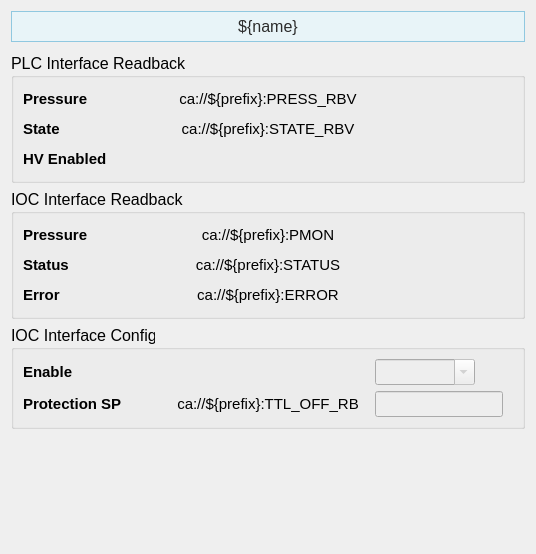
Qt form pcdswidgets/static_ui/vacuum/pumps/PIPCombined_detailed.ui (pcdshub/pcdswidgets) before a commit.
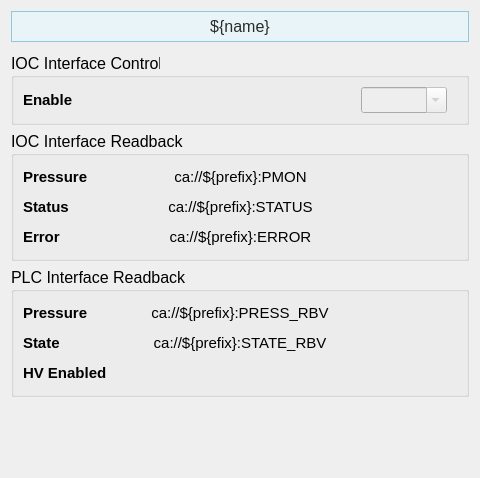
The same form after that commit. Custom widgets are drawn as their Qt base class.

Diff of the .ui file:
```diff
--- a/pcdswidgets/static_ui/vacuum/pumps/PIPCombined_detailed.ui
+++ b/pcdswidgets/static_ui/vacuum/pumps/PIPCombined_detailed.ui
@@ -6,8 +6,8 @@
    <rect>
     <x>0</x>
     <y>0</y>
-    <width>536</width>
-    <height>554</height>
+    <width>480</width>
+    <height>478</height>
    </rect>
   </property>
   <property name="sizePolicy">
@@ -73,7 +73,7 @@
     </spacer>
    </item>
    <item>
-    <widget class="QGroupBox" name="groupBox">
+    <widget class="QGroupBox" name="groupBox_3">
      <property name="sizePolicy">
       <sizepolicy hsizetype="Preferred" vsizetype="Preferred">
        <horstretch>0</horstretch>
@@ -83,7 +83,13 @@
      <property name="minimumSize">
       <size>
        <width>0</width>
-       <height>130</height>
+       <height>0</height>
+      </size>
+     </property>
+     <property name="maximumSize">
+      <size>
+       <width>16777215</width>
+       <height>80</height>
       </size>
      </property>
      <property name="font">
@@ -92,51 +98,18 @@
       </font>
      </property>
      <property name="title">
-      <string>PLC Interface Readback</string>
+      <string>IOC Interface Control</string>
      </property>
-     <layout class="QVBoxLayout" name="verticalLayout">
+     <layout class="QVBoxLayout" name="verticalLayout_3">
       <item>
-       <layout class="QHBoxLayout" name="horizontalLayout_3" stretch="1,1,1">
-        <item>
-         <layout class="QVBoxLayout" name="verticalLayout_4">
-          <item>
-           <widget class="PyDMLabel" name="PyDMLabel_6">
-            <property name="font">
-             <font>
-              <pointsize>11</pointsize>
-             </font>
-            </property>
-            <property name="toolTip">
-             <string/>
-            </property>
-            <property name="text">
-             <string>&lt;html&gt;&lt;head/&gt;&lt;body&gt;&lt;p&gt;&lt;span style=&quot; font-weight:600;&quot;&gt;Pressure&lt;/span&gt;&lt;/p&gt;&lt;/body&gt;&lt;/html&gt;</string>
-            </property>
-            <property name="textFormat">
-             <enum>Qt::RichText</enum>
-            </property>
-           </widget>
-          </item>
+       <layout class="QHBoxLayout" name="horizontalLayout_6" stretch="1,2,1">
+        <property name="sizeConstraint">
+         <enum>QLayout::SetDefaultConstraint</enum>
+        </property>
           <item>
-           <widget class="PyDMLabel" name="PyDMLabel_7">
-            <property name="font">
-             <font>
-              <pointsize>11</pointsize>
-             </font>
-            </property>
-            <property name="toolTip">
-             <string/>
-            </property>
-            <property name="text">
-             <string>&lt;html&gt;&lt;head/&gt;&lt;body&gt;&lt;p&gt;&lt;span style=&quot; font-weight:600;&quot;&gt;State&lt;/span&gt;&lt;/p&gt;&lt;/body&gt;&lt;/html&gt;</string>
-            </property>
-            <property name="textFormat">
-             <enum>Qt::RichText</enum>
-            </property>
-           </widget>
-          </item>
+         <layout class="QVBoxLayout" name="verticalLayout_16">
           <item>
-           <widget class="PyDMLabel" name="PyDMLabel_8">
+           <widget class="PyDMLabel" name="PyDMLabel_28">
             <property name="font">
              <font>
               <pointsize>11</pointsize>
@@ -146,7 +119,7 @@
              <string/>
             </property>
             <property name="text">
-             <string>&lt;html&gt;&lt;head/&gt;&lt;body&gt;&lt;p&gt;&lt;span style=&quot; font-weight:600;&quot;&gt;HV Enabled&lt;/span&gt;&lt;/p&gt;&lt;/body&gt;&lt;/html&gt;</string>
+             <string>&lt;html&gt;&lt;head/&gt;&lt;body&gt;&lt;p&gt;&lt;span style=&quot; font-weight:600;&quot;&gt;Enable&lt;/span&gt;&lt;/p&gt;&lt;/body&gt;&lt;/html&gt;</string>
             </property>
             <property name="textFormat">
              <enum>Qt::RichText</enum>
@@ -156,68 +129,14 @@
          </layout>
         </item>
         <item>
-         <layout class="QVBoxLayout" name="verticalLayout_9">
+         <layout class="QVBoxLayout" name="verticalLayout_17">
           <item>
-           <widget class="PyDMLabel" name="PLC_Pressure_2">
-            <property name="font">
-             <font>
-              <pointsize>11</pointsize>
-             </font>
-            </property>
+           <widget class="PyDMByteIndicator" name="PyDMByteIndicator_3">
             <property name="toolTip">
              <string/>
             </property>
-            <property name="styleSheet">
-             <string notr="true"/>
-            </property>
-            <property name="text">
-             <string>ca://${prefix}:PRESS_RBV</string>
-            </property>
-            <property name="alignment">
-             <set>Qt::AlignCenter</set>
-            </property>
-            <property name="precisionFromPV">
-             <bool>true</bool>
-            </property>
             <property name="channel">
-             <string>ca://${prefix}:PRESS_RBV</string>
-            </property>
-            <property name="displayFormat">
-             <enum>PyDMLabel::Exponential</enum>
-            </property>
-           </widget>
-          </item>
-          <item>
-           <widget class="PyDMLabel" name="PLC_State_2">
-            <property name="font">
-             <font>
-              <pointsize>11</pointsize>
-             </font>
-            </property>
-            <property name="toolTip">
-             <string/>
-            </property>
-            <property name="styleSheet">
-             <string notr="true"/>
-            </property>
-            <property name="text">
-             <string>ca://${prefix}:STATE_RBV</string>
-            </property>
-            <property name="alignment">
-             <set>Qt::AlignCenter</set>
-            </property>
-            <property name="channel">
-             <string>ca://${prefix}:STATE_RBV</string>
-            </property>
-           </widget>
-          </item>
-          <item>
-           <widget class="PyDMByteIndicator" name="PyDMByteIndicator_2">
-            <property name="toolTip">
-             <string/>
-            </property>
-            <property name="channel">
-             <string>ca://${prefix}:HV_DI_RBV</string>
+             <string>ca://${prefix}:ISENABLED</string>
             </property>
             <property name="showLabels">
              <bool>false</bool>
@@ -230,34 +149,52 @@
          </layout>
         </item>
         <item>
-         <layout class="QVBoxLayout" name="verticalLayout_10">
-          <item>
-           <widget class="PyDMLabel" name="PyDMLabel_4">
-            <property name="toolTip">
-             <string/>
-            </property>
-            <property name="text">
-             <string/>
-            </property>
-           </widget>
-          </item>
+         <layout class="QVBoxLayout" name="verticalLayout_18">
+          <property name="leftMargin">
+           <number>10</number>
+          </property>
+          <property name="rightMargin">
+           <number>10</number>
+          </property>
           <item>
-           <widget class="PyDMLabel" name="PyDMLabel_5">
-            <property name="toolTip">
-             <string/>
+           <widget class="PyDMEnumComboBox" name="IOC_Enable_4">
+            <property name="enabled">
+             <bool>false</bool>
             </property>
-            <property name="text">
-             <string/>
+            <property name="sizePolicy">
+             <sizepolicy hsizetype="Preferred" vsizetype="Minimum">
+              <horstretch>0</horstretch>
+              <verstretch>0</verstretch>
+             </sizepolicy>
             </property>
-           </widget>
-          </item>
-          <item>
-           <widget class="PyDMLabel" name="PyDMLabel_3">
+            <property name="maximumSize">
+             <size>
+              <width>100</width>
+              <height>100</height>
+             </size>
+            </property>
+            <property name="font">
+             <font>
+              <pointsize>11</pointsize>
+             </font>
+            </property>
             <property name="toolTip">
              <string/>
             </property>
-            <property name="text">
-             <string/>
+            <property name="layoutDirection">
+             <enum>Qt::LeftToRight</enum>
+            </property>
+            <property name="styleSheet">
+             <string notr="true">background-color: rgb(238, 238, 238)</string>
+            </property>
+            <property name="editable">
+             <bool>true</bool>
+            </property>
+            <property name="insertPolicy">
+             <enum>QComboBox::InsertAtBottom</enum>
+            </property>
+            <property name="channel">
+             <string>ca://${prefix}:STATEDES</string>
             </property>
            </widget>
           </item>
@@ -527,176 +464,191 @@
     </widget>
    </item>
    <item>
-    <widget class="QGroupBox" name="groupBox_3">
-     <property name="font">
-      <font>
-       <pointsize>12</pointsize>
-      </font>
-     </property>
-     <property name="title">
-      <string>IOC Interface Config</string>
-     </property>
-     <layout class="QVBoxLayout" name="verticalLayout_3">
-      <item>
-       <layout class="QHBoxLayout" name="horizontalLayout_6" stretch="1,1,1">
-        <property name="sizeConstraint">
-         <enum>QLayout::SetDefaultConstraint</enum>
-        </property>
-        <item>
-         <layout class="QVBoxLayout" name="verticalLayout_16">
-          <item>
-           <widget class="PyDMLabel" name="PyDMLabel_28">
-            <property name="font">
-             <font>
-              <pointsize>11</pointsize>
-             </font>
-            </property>
-            <property name="toolTip">
-             <string/>
-            </property>
-            <property name="text">
-             <string>&lt;html&gt;&lt;head/&gt;&lt;body&gt;&lt;p&gt;&lt;span style=&quot; font-weight:600;&quot;&gt;Enable&lt;/span&gt;&lt;/p&gt;&lt;/body&gt;&lt;/html&gt;</string>
-            </property>
-            <property name="textFormat">
-             <enum>Qt::RichText</enum>
-            </property>
-           </widget>
-          </item>
-          <item>
-           <widget class="PyDMLabel" name="PyDMLabel_29">
-            <property name="font">
-             <font>
-              <pointsize>11</pointsize>
-             </font>
-            </property>
-            <property name="toolTip">
-             <string/>
-            </property>
-            <property name="text">
-             <string>&lt;html&gt;&lt;head/&gt;&lt;body&gt;&lt;p&gt;&lt;span style=&quot; font-weight:600;&quot;&gt;Protection SP&lt;/span&gt;&lt;/p&gt;&lt;/body&gt;&lt;/html&gt;</string>
-            </property>
-            <property name="textFormat">
-             <enum>Qt::RichText</enum>
-            </property>
-           </widget>
-          </item>
-         </layout>
-        </item>
-        <item>
-         <layout class="QVBoxLayout" name="verticalLayout_17">
-          <item>
-           <widget class="PyDMByteIndicator" name="PyDMByteIndicator_3">
-            <property name="toolTip">
-             <string/>
-            </property>
-            <property name="channel">
-             <string>ca://${prefix}:ISENABLED</string>
-            </property>
-            <property name="showLabels">
-             <bool>false</bool>
-            </property>
-            <property name="circles">
-             <bool>true</bool>
-            </property>
-           </widget>
-          </item>
-          <item>
-           <widget class="PyDMLabel" name="IOC_Protection_RB_4">
-            <property name="font">
-             <font>
-              <pointsize>11</pointsize>
-             </font>
-            </property>
-            <property name="toolTip">
-             <string/>
-            </property>
-            <property name="styleSheet">
-             <string notr="true"/>
-            </property>
-            <property name="text">
-             <string>ca://${prefix}:TTL_OFF_RB</string>
-            </property>
-            <property name="alignment">
-             <set>Qt::AlignCenter</set>
-            </property>
-            <property name="channel">
-             <string>ca://${prefix}:TTL_OFF_RB</string>
-            </property>
-            <property name="displayFormat">
-             <enum>PyDMLabel::Exponential</enum>
-            </property>
-           </widget>
-          </item>
-         </layout>
-        </item>
-        <item>
-         <layout class="QVBoxLayout" name="verticalLayout_18">
-          <property name="leftMargin">
-           <number>10</number>
-          </property>
-          <property name="rightMargin">
-           <number>10</number>
-          </property>
-          <item>
-           <widget class="PyDMEnumComboBox" name="IOC_Enable_4">
-            <property name="enabled">
-             <bool>false</bool>
-            </property>
+    <widget class="QGroupBox" name="groupBox">
             <property name="sizePolicy">
-             <sizepolicy hsizetype="Preferred" vsizetype="Minimum">
+      <sizepolicy hsizetype="Preferred" vsizetype="Preferred">
               <horstretch>0</horstretch>
               <verstretch>0</verstretch>
              </sizepolicy>
             </property>
-            <property name="maximumSize">
+     <property name="minimumSize">
              <size>
-              <width>100</width>
-              <height>100</height>
+       <width>0</width>
+       <height>130</height>
              </size>
             </property>
             <property name="font">
              <font>
+       <pointsize>12</pointsize>
+      </font>
+     </property>
+     <property name="title">
+      <string>PLC Interface Readback</string>
+     </property>
+     <layout class="QVBoxLayout" name="verticalLayout">
+      <item>
+       <layout class="QHBoxLayout" name="horizontalLayout_3" stretch="1,1,1">
+        <item>
+         <layout class="QVBoxLayout" name="verticalLayout_4">
+          <item>
+           <widget class="PyDMLabel" name="PyDMLabel_6">
+            <property name="font">
+             <font>
               <pointsize>11</pointsize>
              </font>
             </property>
             <property name="toolTip">
              <string/>
             </property>
-            <property name="layoutDirection">
-             <enum>Qt::LeftToRight</enum>
+            <property name="text">
+             <string>&lt;html&gt;&lt;head/&gt;&lt;body&gt;&lt;p&gt;&lt;span style=&quot; font-weight:600;&quot;&gt;Pressure&lt;/span&gt;&lt;/p&gt;&lt;/body&gt;&lt;/html&gt;</string>
+            </property>
+            <property name="textFormat">
+             <enum>Qt::RichText</enum>
+            </property>
+           </widget>
+          </item>
+          <item>
+           <widget class="PyDMLabel" name="PyDMLabel_7">
+            <property name="font">
+             <font>
+              <pointsize>11</pointsize>
+             </font>
+            </property>
+            <property name="toolTip">
+             <string/>
+            </property>
+            <property name="text">
+             <string>&lt;html&gt;&lt;head/&gt;&lt;body&gt;&lt;p&gt;&lt;span style=&quot; font-weight:600;&quot;&gt;State&lt;/span&gt;&lt;/p&gt;&lt;/body&gt;&lt;/html&gt;</string>
+            </property>
+            <property name="textFormat">
+             <enum>Qt::RichText</enum>
+            </property>
+           </widget>
+          </item>
+          <item>
+           <widget class="PyDMLabel" name="PyDMLabel_8">
+            <property name="font">
+             <font>
+              <pointsize>11</pointsize>
+             </font>
+            </property>
+            <property name="toolTip">
+             <string/>
+            </property>
+            <property name="text">
+             <string>&lt;html&gt;&lt;head/&gt;&lt;body&gt;&lt;p&gt;&lt;span style=&quot; font-weight:600;&quot;&gt;HV Enabled&lt;/span&gt;&lt;/p&gt;&lt;/body&gt;&lt;/html&gt;</string>
+            </property>
+            <property name="textFormat">
+             <enum>Qt::RichText</enum>
+            </property>
+           </widget>
+          </item>
+         </layout>
+        </item>
+        <item>
+         <layout class="QVBoxLayout" name="verticalLayout_9">
+          <item>
+           <widget class="PyDMLabel" name="PLC_Pressure_2">
+            <property name="font">
+             <font>
+              <pointsize>11</pointsize>
+             </font>
+            </property>
+            <property name="toolTip">
+             <string/>
             </property>
             <property name="styleSheet">
-             <string notr="true">background-color: rgb(238, 238, 238)</string>
+             <string notr="true"/>
             </property>
-            <property name="editable">
+            <property name="text">
+             <string>ca://${prefix}:PRESS_RBV</string>
+            </property>
+            <property name="alignment">
+             <set>Qt::AlignCenter</set>
+            </property>
+            <property name="precisionFromPV">
              <bool>true</bool>
             </property>
-            <property name="insertPolicy">
-             <enum>QComboBox::InsertAtBottom</enum>
-            </property>
             <property name="channel">
-             <string>ca://${prefix}:STATEDES</string>
-            </property>
-           </widget>
-          </item>
-          <item>
-           <widget class="PyDMLineEdit" name="IOC_Protection_SP_4">
-            <property name="font">
-             <font>
-              <pointsize>11</pointsize>
-             </font>
-            </property>
-            <property name="toolTip">
-             <string/>
-            </property>
-            <property name="styleSheet">
-             <string notr="true">background-color: rgb(238, 238, 238)</string>
-            </property>
-            <property name="channel">
-             <string>ca://${prefix}:TTL_OFF_SP</string>
+             <string>ca://${prefix}:PRESS_RBV</string>
             </property>
             <property name="displayFormat">
-             <enum>PyDMLineEdit::Exponential</enum>
+             <enum>PyDMLabel::Exponential</enum>
+            </property>
+           </widget>
+          </item>
+          <item>
+           <widget class="PyDMLabel" name="PLC_State_2">
+            <property name="font">
+             <font>
+              <pointsize>11</pointsize>
+             </font>
+            </property>
+            <property name="toolTip">
+             <string/>
+            </property>
+            <property name="styleSheet">
+             <string notr="true"/>
+            </property>
+            <property name="text">
+             <string>ca://${prefix}:STATE_RBV</string>
+            </property>
+            <property name="alignment">
+             <set>Qt::AlignCenter</set>
+            </property>
+            <property name="channel">
+             <string>ca://${prefix}:STATE_RBV</string>
+            </property>
+           </widget>
+          </item>
+          <item>
+           <widget class="PyDMByteIndicator" name="PyDMByteIndicator_2">
+            <property name="toolTip">
+             <string/>
+            </property>
+            <property name="channel">
+             <string>ca://${prefix}:HV_DI_RBV</string>
+            </property>
+            <property name="showLabels">
+             <bool>false</bool>
+            </property>
+            <property name="circles">
+             <bool>true</bool>
+            </property>
+           </widget>
+          </item>
+         </layout>
+        </item>
+        <item>
+         <layout class="QVBoxLayout" name="verticalLayout_10">
+          <item>
+           <widget class="PyDMLabel" name="PyDMLabel_4">
+            <property name="toolTip">
+             <string/>
+            </property>
+            <property name="text">
+             <string/>
+            </property>
+           </widget>
+          </item>
+          <item>
+           <widget class="PyDMLabel" name="PyDMLabel_5">
+            <property name="toolTip">
+             <string/>
+            </property>
+            <property name="text">
+             <string/>
+            </property>
+           </widget>
+          </item>
+          <item>
+           <widget class="PyDMLabel" name="PyDMLabel_3">
+            <property name="toolTip">
+             <string/>
+            </property>
+            <property name="text">
+             <string/>
             </property>
            </widget>
           </item>
@@ -741,11 +693,6 @@
    <extends>QComboBox</extends>
    <header>pydm.widgets.enum_combo_box</header>
   </customwidget>
-  <customwidget>
-   <class>PyDMLineEdit</class>
-   <extends>QLineEdit</extends>
-   <header>pydm.widgets.line_edit</header>
-  </customwidget>
  </customwidgets>
  <resources/>
  <connections/>
```
Lines whose indentation alone changed are shown as unchanged.
